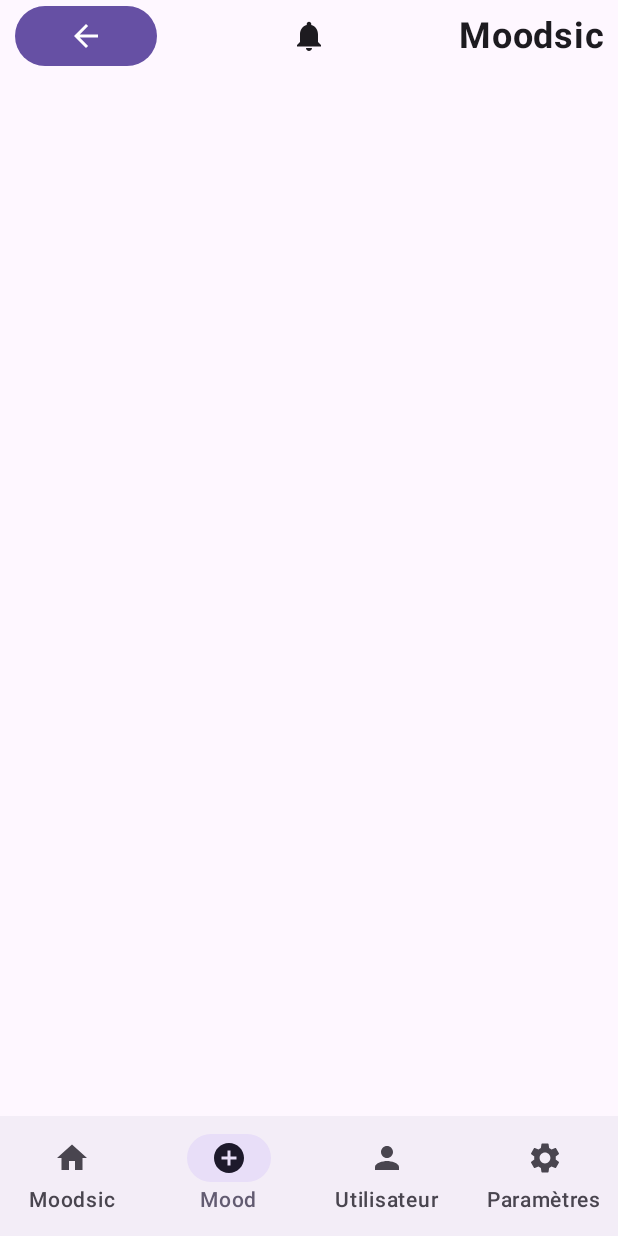
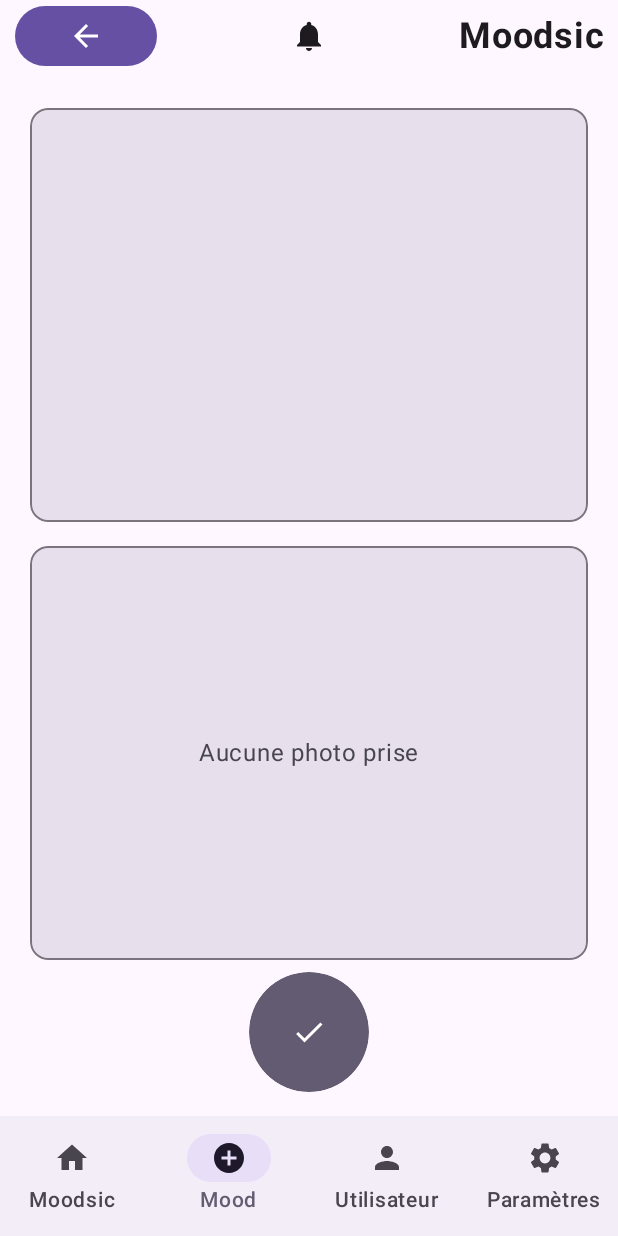
Before and after one commit to CorentinRt/AndroidMobile_ProjetLibre_2026, an Android app built with Jetpack Compose: the NewShareChooseMusicScreen screen opened through its navigation route, on a phone screen of 412 x 824 dp. Run offline under Robolectric (Android 15) with nearby library versions, the phone set to English and light mode, and no system bars.

Commit message:
[UPDATE] continue setup parts of choose music screen + start implements retrofit to call Deezer api methods

```diff
--- a/app/build.gradle.kts
+++ b/app/build.gradle.kts
@@ -52,6 +52,8 @@ dependencies {
     debugImplementation(libs.androidx.compose.ui.test.manifest)
     debugImplementation(libs.androidx.compose.ui.tooling)
     implementation("io.coil-kt:coil-compose:2.7.0")
+    implementation("com.squareup.retrofit2:retrofit:2.11.0")
+    implementation("com.squareup.retrofit2:converter-gson:2.11.0")
 
     implementation("androidx.compose.material:material-icons-core") //Pour get les icons de base
     implementation("androidx.lifecycle:lifecycle-viewmodel-compose:2.8.7")
--- a/app/src/main/AndroidManifest.xml
+++ b/app/src/main/AndroidManifest.xml
@@ -37,4 +37,6 @@
 
     </application>
 
+    <uses-permission android:name="android.permission.INTERNET" />
+
 </manifest>
--- a/app/src/main/java/ca/uqac/cours/moodsic_projetlibre_2026/ui/theme/navigation/NavGraph.kt
+++ b/app/src/main/java/ca/uqac/cours/moodsic_projetlibre_2026/ui/theme/navigation/NavGraph.kt
@@ -1,8 +1,12 @@
 package ca.uqac.cours.moodsic_projetlibre_2026.ui.theme.navigation
 
+import android.net.Uri
 import androidx.compose.foundation.layout.padding
 import androidx.compose.runtime.Composable
 import androidx.compose.runtime.getValue
+import androidx.compose.runtime.mutableStateOf
+import androidx.compose.runtime.saveable.rememberSaveable
+import androidx.compose.runtime.setValue
 import androidx.compose.ui.Modifier
 import androidx.compose.ui.tooling.preview.Preview
 import androidx.navigation.compose.rememberNavController
@@ -33,6 +37,8 @@ fun MoodSicApp(
     val newShareChooseMusicRoute = "new_share_choose_music"
     val userInfosRoute = "user_infos"
     val settingsRoute = "settings"
+
+    var currentPhotoTakenUri: Uri? by rememberSaveable { mutableStateOf(null) }
 
     ScaffoldApp(
         modifier = modifier,
@@ -68,13 +74,16 @@ fun MoodSicApp(
             composable(newShareRoute){
                 NewShareScreen(
                     onNewShareTakePhotoConfirmed = {
+                        currentPhotoTakenUri = it
                         navController.navigate(newShareChooseMusicRoute)
                     }
                 )
             }
 
             composable(newShareChooseMusicRoute){
-                NewShareChooseMusicScreen()
+                NewShareChooseMusicScreen(
+                    photoUri = currentPhotoTakenUri
+                )
             }
 
             composable(userInfosRoute){
--- a/app/src/main/java/ca/uqac/cours/moodsic_projetlibre_2026/ui/theme/screens/NewShareChooseMusicScreen.kt
+++ b/app/src/main/java/ca/uqac/cours/moodsic_projetlibre_2026/ui/theme/screens/NewShareChooseMusicScreen.kt
@@ -1,17 +1,46 @@
 package ca.uqac.cours.moodsic_projetlibre_2026.ui.theme.screens
 
+import android.net.Uri
+import androidx.compose.foundation.background
+import androidx.compose.foundation.border
+import androidx.compose.foundation.layout.Arrangement
+import androidx.compose.foundation.layout.Box
+import androidx.compose.foundation.layout.Column
+import androidx.compose.foundation.layout.Spacer
+import androidx.compose.foundation.layout.fillMaxSize
+import androidx.compose.foundation.layout.fillMaxWidth
+import androidx.compose.foundation.layout.height
 import androidx.compose.foundation.layout.padding
+import androidx.compose.foundation.layout.size
+import androidx.compose.foundation.shape.CircleShape
+import androidx.compose.foundation.shape.RoundedCornerShape
+import androidx.compose.material.icons.Icons
+import androidx.compose.material.icons.filled.AddCircle
+import androidx.compose.material.icons.filled.Check
+import androidx.compose.material3.Icon
+import androidx.compose.material3.IconButton
+import androidx.compose.material3.IconButtonDefaults
+import androidx.compose.material3.MaterialTheme
 import androidx.compose.runtime.Composable
+import androidx.compose.ui.Alignment
 import androidx.compose.ui.Modifier
+import androidx.compose.ui.draw.clip
 import androidx.compose.ui.tooling.preview.Preview
+import androidx.compose.ui.unit.dp
 import ca.uqac.cours.moodsic_projetlibre_2026.ui.theme.components.ScaffoldApp
 
 @Composable
 fun NewShareChooseMusicScreen(
-    modifier: Modifier = Modifier
+    modifier: Modifier = Modifier,
+    photoUri: Uri? = null,
+    onConfirmChooseMusicClicked: () -> Unit = {}
 ) {
     NewShareChooseMusicContent(
-        modifier = modifier
+        modifier = modifier,
+        photoUri = photoUri,
+        onConfirmChooseMusicClicked = {
+            onConfirmChooseMusicClicked()
+        }
     )
 }
 
@@ -28,7 +57,73 @@ fun NewShareChooseMusicScreenPreview() {
 @Preview(showBackground = true)
 @Composable
 fun NewShareChooseMusicContent(
+    modifier: Modifier = Modifier,
+    photoUri: Uri? = null,
+    onConfirmChooseMusicClicked: () -> Unit = {}
+){
+    Box(
+        modifier = modifier
+    ){
+        Column(
+            modifier = Modifier
+                .fillMaxSize()
+                .padding(horizontal = 20.dp, vertical = 16.dp),
+            horizontalAlignment = Alignment.CenterHorizontally,
+            verticalArrangement = Arrangement.Top
+        ) {
+
+            ChooseMusicContainer(
+                modifier = Modifier
+                    .fillMaxWidth()
+                    .padding(vertical = 8.dp)
+                    .weight(1f)
+            )
+
+            PhotoTakenPrevisualisation(
+                modifier = Modifier
+                    .fillMaxWidth()
+                    .padding(vertical = 8.dp)
+                    .weight(1f),
+                photoUri = photoUri
+            )
+
+            IconButton(
+                onClick = {
+                    onConfirmChooseMusicClicked()
+                },
+                modifier = Modifier.size(80.dp),
+                colors = IconButtonDefaults.filledIconButtonColors(
+                    containerColor = MaterialTheme.colorScheme.secondary,
+                    contentColor = MaterialTheme.colorScheme.onSecondary
+                ),
+                shape = CircleShape
+            ) {
+                Icon(
+                    imageVector = Icons.Default.Check,
+                    contentDescription = "Restart Photo"
+                )
+            }
+        }
+    }
+}
+
+@Preview(showBackground = true)
+@Composable
+fun ChooseMusicContainer(
     modifier: Modifier = Modifier
 ){
+    Box(
+        modifier = modifier
+            .clip(RoundedCornerShape(12.dp))
+            .background(
+                MaterialTheme.colorScheme.surfaceVariant
+            )
+            .border(
+                1.dp,
+                MaterialTheme.colorScheme.outline,
+                RoundedCornerShape(12.dp)
+            )
+    ){
 
+    }
 }
```
